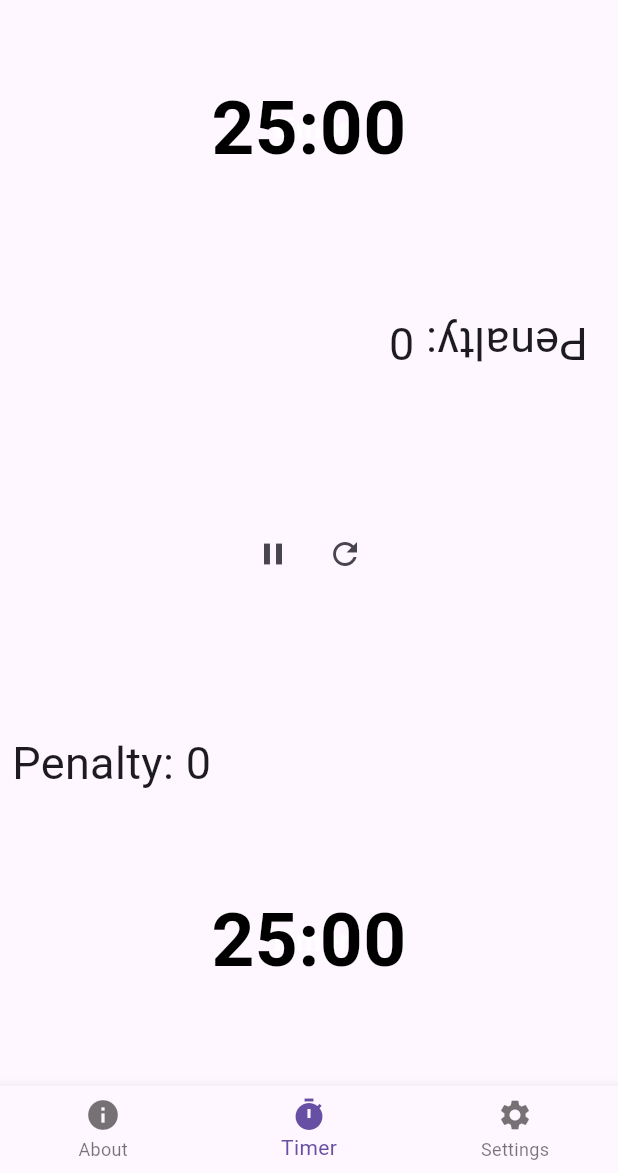
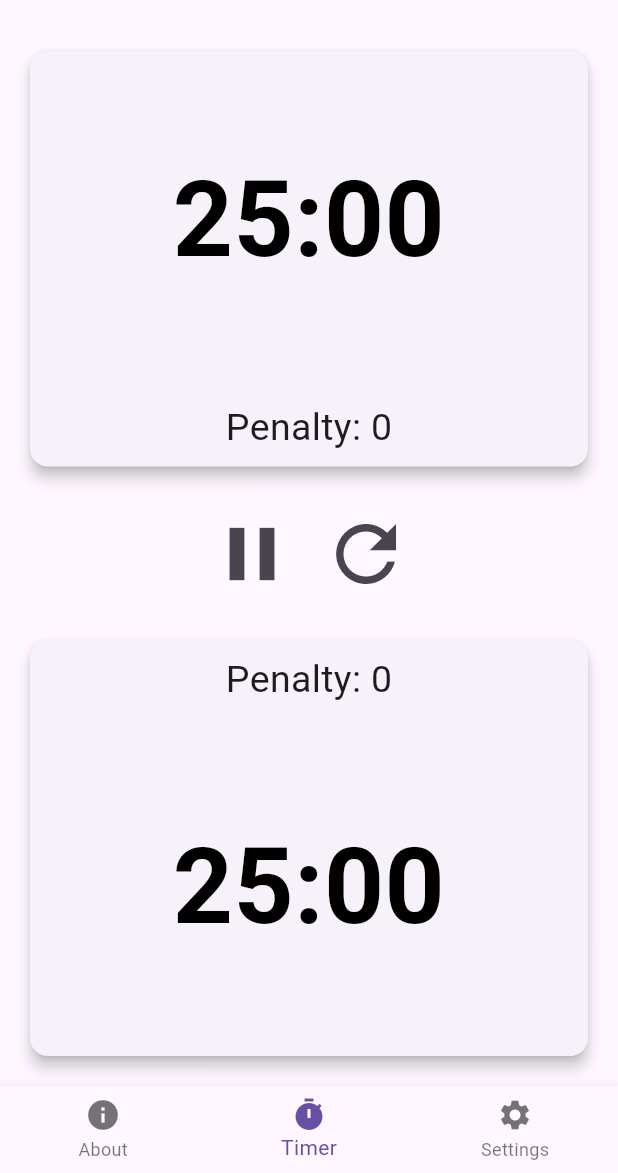
Before and after one commit to Janith19/Scrabble_Timer, a Flutter app: the screen it shows after launch, on a phone screen of 412 x 824 dp, the part 63-1236 px from its top. Run offline on Flutter 3.47's test engine with Material 3 defaults, Android fonts, the phone set to English and light mode, and no system bars; our stand-ins replace fluttertoast.

Commit message:
Interface Done

```diff
--- a/lib/Components/clock.dart
+++ b/lib/Components/clock.dart
@@ -41,7 +41,7 @@ class Clock extends StatelessWidget {
                         color: Colors.transparent,
                         child: Center(
                           child: Text(
-                            'Timer', // Display any text or content you want here
+                            '', // Display any text or content you want here
                             style: TextStyle(
                               fontSize: 20,
                               fontWeight: FontWeight.bold,
@@ -104,9 +104,9 @@ class CountdownText extends StatelessWidget {
           : '${minutes.abs()}:${remainingSeconds.abs().toString().padLeft(2, '0')}${isNegative ? '-' : ''}',
       textAlign: TextAlign.center,
       style: TextStyle(
-        fontSize: 50.0,
+        fontSize: 70.0,
         fontWeight: FontWeight.bold,
-        color: isNegative ? Colors.red : Colors.black,
+        color: isNegative ? Colors.black : Colors.black,
       ),
     );
   }
--- a/lib/Components/control_buttons.dart
+++ b/lib/Components/control_buttons.dart
@@ -3,8 +3,13 @@ import 'package:flutter/material.dart';
 class ControlButtons extends StatelessWidget {
   final VoidCallback onPause;
   final VoidCallback onReset;
+  final double iconSize; // Add iconSize property
 
-  ControlButtons({required this.onPause, required this.onReset});
+  ControlButtons({
+    required this.onPause,
+    required this.onReset,
+    this.iconSize = 36, // Default icon size
+  });
 
   @override
   Widget build(BuildContext context) {
@@ -14,10 +19,12 @@ class ControlButtons extends StatelessWidget {
         IconButton(
           icon: Icon(Icons.pause),
           onPressed: onPause,
+          iconSize: iconSize, // Set icon size
         ),
         IconButton(
           icon: Icon(Icons.refresh),
           onPressed: onReset,
+          iconSize: iconSize, // Set icon size
         ),
       ],
     );
--- a/lib/Components/scrabbletimer.dart
+++ b/lib/Components/scrabbletimer.dart
@@ -6,7 +6,7 @@ import 'control_buttons.dart';
 class ScrabbleTimer extends StatefulWidget {
   final int playerTime;
   int overtimeLimit;
-  int penaltyScore; // Remove the final keyword
+  int penaltyScore;
 
   ScrabbleTimer({
     Key? key,
@@ -25,9 +25,11 @@ class _ScrabbleTimerState extends State<ScrabbleTimer> {
   late int _playerTime;
   late int _seconds1;
   late int _seconds2;
-  int _penalty1 = 0; // Placeholder value for penalty on timer 1
-  int _penalty2 = 0; // Placeholder value for penalty on timer 2
+  int _penalty1 = 0;
+  int _penalty2 = 0;
   bool _paused = false;
+  bool _timer1Running = false;
+  bool _timer2Running = false;
 
   @override
   void initState() {
@@ -52,52 +54,59 @@ class _ScrabbleTimerState extends State<ScrabbleTimer> {
     });
   }
 
+  void _startTimer1() {
+    _timer1?.cancel();
+    _timer1Running = true;
+    _timer1 = Timer.periodic(Duration(seconds: 1), (timer) {
+      setState(() {
+        if (_seconds1 <= -widget.overtimeLimit * 60) {
+          _timer1?.cancel();
+          _timer1Running = false;
+        } else {
+          _seconds1--;
+          if (_seconds1 < 0 && _seconds1 % 60 == 0) {
+            _penalty1 += widget.penaltyScore; // Increment penalty per minute
+          }
+        }
+      });
+    });
+    _timer2?.cancel();
+    _timer2Running = false;
+    setState(() {});
+  }
+
+  void _startTimer2() {
+    _timer2?.cancel();
+    _timer2Running = true;
+    _timer2 = Timer.periodic(Duration(seconds: 1), (timer) {
+      setState(() {
+        if (_seconds2 <= -widget.overtimeLimit * 60) {
+          _timer2?.cancel();
+          _timer2Running = false;
+        } else {
+          _seconds2--;
+          if (_seconds2 < 0 && _seconds2 % 60 == 0) {
+            _penalty2 += widget.penaltyScore; // Increment penalty per minute
+          }
+        }
+      });
+    });
+    _timer1?.cancel();
+    _timer1Running = false;
+    setState(() {});
+  }
+
   void _updateOvertimeLimit(int limit) {
     setState(() {
       widget.overtimeLimit = limit;
     });
   }
 
-  void _startTimer1() {
-    _timer1?.cancel();
-    _timer1 = Timer.periodic(Duration(seconds: 1), (timer) {
-      setState(() {
-        if (_seconds1 <= -widget.overtimeLimit * 60) {
-          _timer1?.cancel();
-        } else {
-          _seconds1--;
-          if (_seconds1 < 0) {
-            if (_seconds1 % 60 == 0) {
-              _penalty1 += widget.penaltyScore;
-            }
-            // Increment penalty score per minute
-          }
-        }
-      });
-    });
-    _timer2?.cancel();
-  }
-
-  void _startTimer2() {
-    _timer2?.cancel();
-    _timer2 = Timer.periodic(Duration(seconds: 1), (timer) {
-      setState(() {
-        if (_seconds2 <= -widget.overtimeLimit * 60) {
-          _timer2?.cancel();
-        } else {
-          _seconds2--;
-          if (_seconds2 % 60 == 0) {
-            _penalty2 += widget.penaltyScore;
-          }
-        }
-      });
-    });
-    _timer1?.cancel();
-  }
-
   void _pauseTimers() {
     _timer1?.cancel();
     _timer2?.cancel();
+    _timer1Running = false;
+    _timer2Running = false;
     setState(() {
       _paused = true;
     });
@@ -106,6 +115,8 @@ class _ScrabbleTimerState extends State<ScrabbleTimer> {
   void _resetTimers() {
     _timer1?.cancel();
     _timer2?.cancel();
+    _timer1Running = false;
+    _timer2Running = false;
     setState(() {
       _seconds1 = _playerTime * 60;
       _seconds2 = _playerTime * 60;
@@ -141,29 +152,39 @@ class _ScrabbleTimerState extends State<ScrabbleTimer> {
                     _startTimer2();
                   }
                 },
+                child: Row(
+                  children: [
+                    Expanded(
+                      child: Padding(
+                        padding: const EdgeInsets.all(16.0),
+                        child: Card(
+                          color: _timer1Running && _seconds1 > 0
+                              ? Colors.orange
+                              : _seconds1 < 0 && _timer1Running
+                                  ? Colors.red
+                                  : null,
+                          elevation: 4,
                           child: Column(
                             children: [
                               Expanded(
                                 child: Clock(
                                   isReversed: true,
                                   seconds: _seconds1,
-                        onStart: _startTimer2, // Pass the onStart function
+                                  onStart: _startTimer2,
                                   overtimeLimit: widget.overtimeLimit,
                                   penalty: _penalty1,
                                 ),
                               ),
                               Padding(
-                      padding: const EdgeInsets.only(
-                          right: 20.0, top: 50, bottom: 0),
-                      child: Align(
-                        alignment: Alignment.centerRight,
-                        child: RotatedBox(
-                          quarterTurns: true ? 2 : 0,
+                                padding: const EdgeInsets.all(8.0),
                                 child: Text(
-                            _seconds1 == -widget.overtimeLimit * 60
+                                  _seconds1 <= -widget.overtimeLimit * 60
                                       ? 'Disqualified'
                                       : 'Penalty: $_penalty1',
-                            style: TextStyle(fontSize: 30),
+                                  style: TextStyle(fontSize: 25),
+                                ),
+                              ),
+                            ],
                           ),
                         ),
                       ),
@@ -172,12 +193,13 @@ class _ScrabbleTimerState extends State<ScrabbleTimer> {
                 ),
               ),
             ),
-            Expanded(
-              child: ControlButtons(
+            SizedBox(height: 0),
+            ControlButtons(
               onPause: _pauseTimers,
               onReset: _resetTimers,
+              iconSize: 60, // Increase the icon size
             ),
-            ),
+            SizedBox(height: 0),
             Expanded(
               child: InkWell(
                 onTap: () {
@@ -187,27 +209,41 @@ class _ScrabbleTimerState extends State<ScrabbleTimer> {
                     _startTimer1();
                   }
                 },
+                child: Row(
+                  children: [
+                    Expanded(
+                      child: Padding(
+                        padding: const EdgeInsets.all(16.0),
+                        child: Card(
+                          color: _timer2Running && _seconds2 > 0
+                              ? Colors.orange
+                              : _seconds2 < 0 && _timer2Running
+                                  ? Colors.red
+                                  : null,
+                          elevation: 4,
                           child: Column(
                             children: [
                               Padding(
-                      padding: const EdgeInsets.only(left: 8.0, top: 0.0),
-                      child: Align(
-                        alignment: Alignment.centerLeft,
+                                padding: const EdgeInsets.all(8.0),
                                 child: Text(
-                          _seconds2 == -widget.overtimeLimit * 60
+                                  _seconds2 <= -widget.overtimeLimit * 60
                                       ? 'Disqualified'
                                       : 'Penalty: $_penalty2',
-                          style: TextStyle(fontSize: 30),
-                        ),
+                                  style: TextStyle(fontSize: 25),
                                 ),
                               ),
                               Expanded(
                                 child: Clock(
                                   isReversed: false,
                                   seconds: _seconds2,
-                        onStart: _startTimer1, // Pass the onStart function
+                                  onStart: _startTimer1,
                                   overtimeLimit: widget.overtimeLimit,
                                   penalty: _penalty2,
+                                ),
+                              ),
+                            ],
+                          ),
+                        ),
                       ),
                     ),
                   ],
--- a/lib/home_screen.dart
+++ b/lib/home_screen.dart
@@ -42,7 +42,9 @@ class _HomeScreenState extends State<HomeScreen> {
     setState(() {
       _playerTime = newTime;
       _widgetOptions[1] = ScrabbleTimer(
+        penaltyScore: _penaltyscore,
         playerTime: _playerTime,
+        overtimeLimit: _overtimeLimit,
       );
     });
     // Show toast message for player time change
@@ -60,6 +62,7 @@ class _HomeScreenState extends State<HomeScreen> {
     setState(() {
       _overtimeLimit = newTime;
       _widgetOptions[1] = ScrabbleTimer(
+        penaltyScore: _penaltyscore,
         playerTime: _playerTime,
         overtimeLimit: _overtimeLimit,
       );
@@ -80,6 +83,8 @@ class _HomeScreenState extends State<HomeScreen> {
       _penaltyscore = newScore;
       _widgetOptions[1] = ScrabbleTimer(
         penaltyScore: _penaltyscore,
+        playerTime: _playerTime,
+        overtimeLimit: _overtimeLimit,
       );
     });
     // Show toast message for overtime limit change
```
Lines whose indentation alone changed are shown as unchanged.
